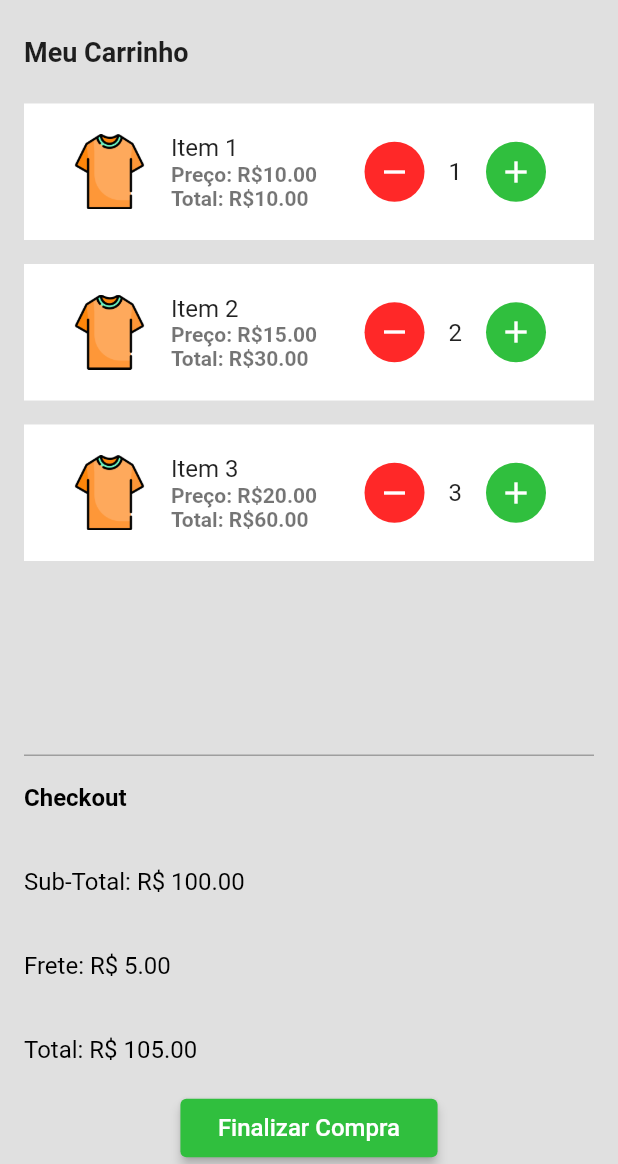
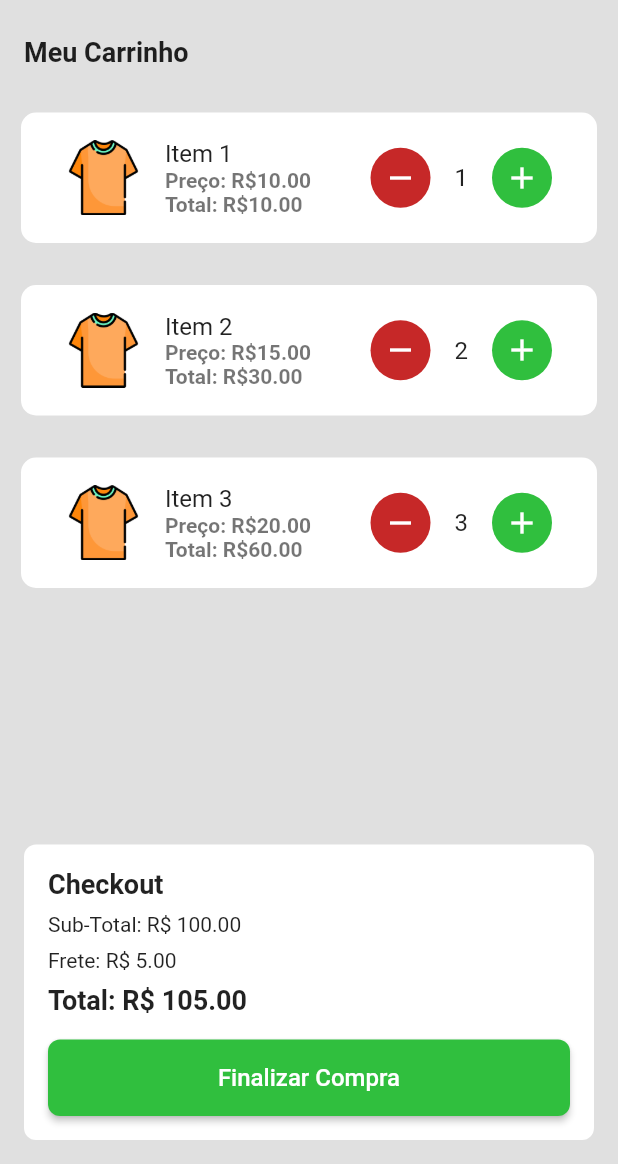
Before and after one commit to jackson-ribeiro/viva-store, a Flutter app: the CartPage screen opened directly, on a phone screen of 412 x 824 dp, the part 72-1236 px from its top. Run offline on Flutter 3.47's test engine with Material 2 defaults, Android fonts, the phone set to English and light mode, and no system bars; our stand-ins replace google_fonts.

Commit message:
style: alteração de cores e botões

```diff
--- a/lib/pages/cart_page.dart
+++ b/lib/pages/cart_page.dart
@@ -82,10 +82,12 @@ class _CartPageState extends State<CartPage> {
                 final itemTotal = item.price * item.quantity;
 
                 return Container(
-                  color: Colors.white, // Cor de fundo branca
-                  padding: const EdgeInsets.all(16),
-                  margin:
-                      const EdgeInsets.symmetric(vertical: 8, horizontal: 16),
+                  decoration: BoxDecoration(
+                    color: Colors.white,
+                    borderRadius: BorderRadius.circular(10),
+                  ),
+                  margin: const EdgeInsets.all(14),
+                  padding: const EdgeInsets.all(14),
                   child: ListTile(
                     leading: Image.asset(
                       item.imagePath,
@@ -122,7 +124,7 @@ class _CartPageState extends State<CartPage> {
                           child: Container(
                             decoration: const BoxDecoration(
                               shape: BoxShape.circle,
-                              color: Color.fromARGB(255, 255, 40, 40),
+                              color: Color.fromARGB(255, 198, 40, 40),
                             ),
                             padding: const EdgeInsets.all(8),
                             child: const Icon(
@@ -168,53 +170,38 @@ class _CartPageState extends State<CartPage> {
               },
             ),
           ),
-          const Divider(
-            color: Colors.grey,
-            height: 1,
-            thickness: 1,
-            indent: 16,
-            endIndent: 16,
+          Container(
+            decoration: BoxDecoration(
+              color: Colors.white,
+              borderRadius: BorderRadius.circular(8),
             ),
-          Container(
-            // color: Colors.white, // Cor de fundo branca
+            padding: const EdgeInsets.all(16),
+            margin: const EdgeInsets.all(16),
             child: Column(
+              crossAxisAlignment: CrossAxisAlignment.stretch,
               children: [
-                const ListTile(
-                  title: Text(
+                const Text(
                   'Checkout',
                   style: TextStyle(
-                      color: Colors.black,
                     fontWeight: FontWeight.bold,
+                    fontSize: 18,
                   ),
                 ),
+                const SizedBox(height: 8),
+                Text(
+                  'Sub-Total: R\$ ${calculateTotal().toStringAsFixed(2)}',
                 ),
-                ListTile(
-                  title: Text(
-                    'Sub-Total: R\$ ${calculateTotal().toStringAsFixed(2)}',
-                    style: const TextStyle(
-                      color: Colors.black,
+                const SizedBox(height: 8),
+                Text(
+                  'Frete: R\$ ${shippingCost.toStringAsFixed(2)}',
                 ),
-                  ),
-                ),
-                ListTile(
-                  title: Text(
-                    'Frete: R\$ ${shippingCost.toStringAsFixed(2)}',
-                    style: const TextStyle(
-                      color: Colors.black,
-                    ),
-                  ),
-                ),
-                ListTile(
-                  title: Text(
+                const SizedBox(height: 8),
+                Text(
                   'Total: R\$ ${calculateGrandTotal().toStringAsFixed(2)}',
                   style: const TextStyle(
-                      color: Colors.black,
+                      fontWeight: FontWeight.bold, fontSize: 18),
                 ),
-                  ),
-                ),
-              ],
-            ),
-          ),
+                const SizedBox(height: 16),
                 ElevatedButton(
                   onPressed: () {
                     Navigator.pushAndRemoveUntil(
@@ -226,12 +213,17 @@ class _CartPageState extends State<CartPage> {
                   style: ElevatedButton.styleFrom(
                     backgroundColor: const Color.fromARGB(255, 48, 191, 62),
                     foregroundColor: Colors.white,
-              elevation: 3,
-              padding: const EdgeInsets.symmetric(horizontal: 25, vertical: 10),
+                    padding: const EdgeInsets.symmetric(vertical: 16),
+                    shape: RoundedRectangleBorder(
+                      borderRadius: BorderRadius.circular(8),
+                    ),
                   ),
                   child: const Text(
                     'Finalizar Compra',
                     style: TextStyle(fontSize: 16),
+                  ),
+                ),
+              ],
             ),
           ),
         ],
```
Lines whose indentation alone changed are shown as unchanged.
